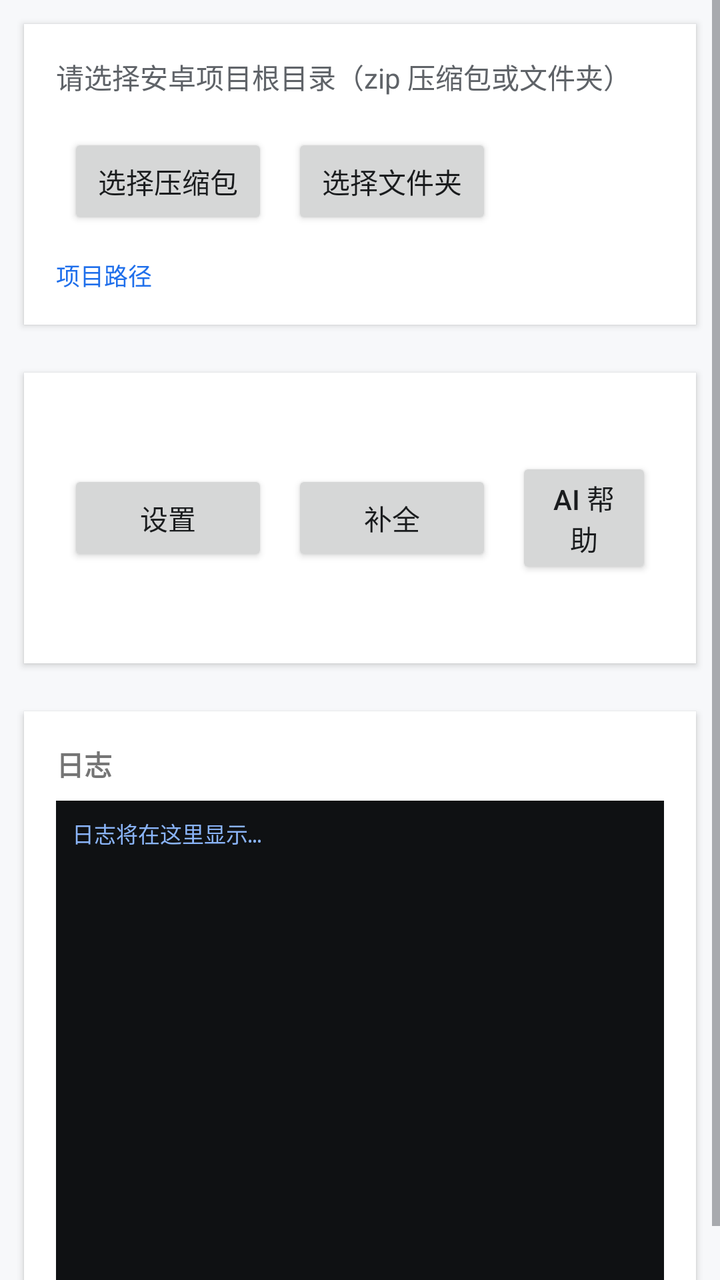
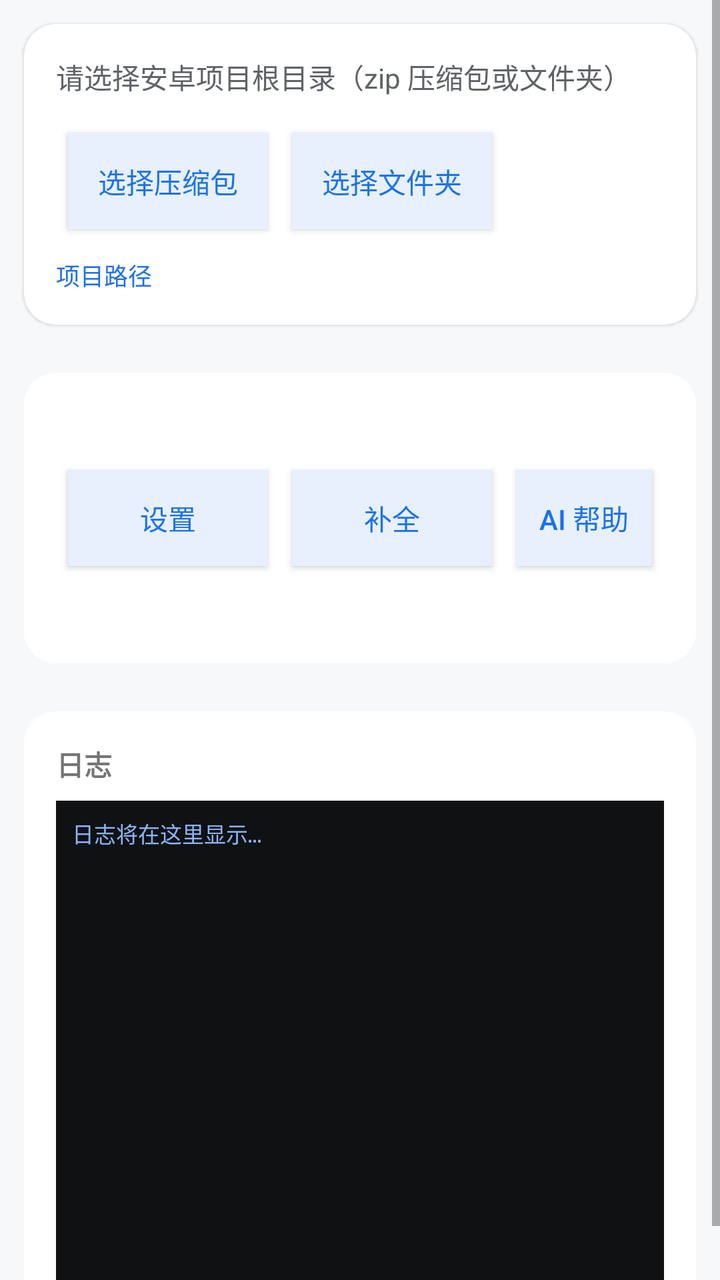

An Android layout rendered at two revisions. The XML below is the earlier revision; the diff shows what the commit changed to produce the second picture.
<!-- AndroidManifest.xml: application theme Theme.EOST -->
<!-- res/layout/pack_fragment.xml -->
<?xml version="1.0" encoding="utf-8"?>
<ScrollView xmlns:android="http://schemas.android.com/apk/res/android"
    android:layout_width="match_parent" android:layout_height="match_parent">
    <LinearLayout android:orientation="vertical"
        android:layout_width="match_parent" android:layout_height="wrap_content">

        <LinearLayout style="@style/Card" android:orientation="vertical">
            <TextView android:layout_width="wrap_content" android:layout_height="wrap_content"
                android:text="@string/upload_hint" android:textSize="14sp"
                android:textColor="@color/text_sub"/>
            <LinearLayout android:orientation="horizontal"
                android:layout_width="match_parent" android:layout_height="wrap_content"
                android:layout_marginTop="12dp">
                <Button android:id="@+id/btn_zip" style="@style/Btn"
                    android:text="@string/choose_zip"/>
                <Button android:id="@+id/btn_folder" style="@style/Btn"
                    android:text="@string/choose_folder"/>
            </LinearLayout>
            <TextView android:id="@+id/tv_path"
                android:layout_width="match_parent" android:layout_height="wrap_content"
                android:text="@string/project_path" android:textSize="12sp"
                android:textColor="@color/primary" android:layout_marginTop="8dp"
                android:fontFamily="monospace"/>
        </LinearLayout>

        <LinearLayout style="@style/Card" android:orientation="horizontal"
            android:gravity="center_vertical">
            <Button android:id="@+id/btn_pack_settings" style="@style/Btn"
                android:text="@string/btn_settings"/>
            <Button android:id="@+id/btn_fix" style="@style/Btn"
                android:text="@string/btn_fix"/>
            <Button android:id="@+id/btn_ai" style="@style/Btn"
                android:text="@string/btn_ai"/>
            <Button android:id="@+id/btn_pack" style="@style/Btn"
                android:text="@string/btn_pack"
                android:backgroundTint="@color/primary"
                android:textColor="#FFFFFF"/>
        </LinearLayout>

        <LinearLayout style="@style/Card" android:orientation="vertical">
            <TextView android:layout_width="wrap_content" android:layout_height="wrap_content"
                android:text="@string/logs" android:textSize="14sp"
                android:textStyle="bold"/>
            <ScrollView android:id="@+id/log_scroll"
                android:layout_width="match_parent" android:layout_height="240dp"
                android:layout_marginTop="8dp"
                android:background="#0F1113" android:padding="8dp">
                <TextView android:id="@+id/tv_log"
                    android:layout_width="match_parent" android:layout_height="wrap_content"
                    android:text="@string/log_empty" android:textSize="11sp"
                    android:textColor="#8AB4F8" android:fontFamily="monospace"/>
            </ScrollView>
        </LinearLayout>

    </LinearLayout>
</ScrollView>
<!-- resources referenced by this layout -->
<resources>
  <color name="primary">#1F6FEB</color>
  <color name="text_sub">#5F6368</color>
  <string name="btn_ai">AI 帮助</string>
  <string name="btn_fix">补全</string>
  <string name="btn_pack">开始打包</string>
  <string name="btn_settings">设置</string>
  <string name="choose_folder">选择文件夹</string>
  <string name="choose_zip">选择压缩包</string>
  <string name="log_empty">日志将在这里显示…</string>
  <string name="logs">日志</string>
  <string name="project_path">项目路径</string>
  <string name="upload_hint">请选择安卓项目根目录（zip 压缩包或文件夹）</string>
  <style name="Btn" parent="android:Widget.Material.Button">
          <item name="android:layout_width">wrap_content</item>
          <item name="android:layout_height">wrap_content</item>
          <item name="android:minWidth">100dp</item>
          <item name="android:layout_margin">6dp</item>
      </style>
  <style name="Card">
          <item name="android:layout_width">match_parent</item>
          <item name="android:layout_height">wrap_content</item>
          <item name="android:layout_margin">12dp</item>
          <item name="android:padding">16dp</item>
          <item name="android:background">#FFFFFFFF</item>
          <item name="android:elevation">2dp</item>
      </style>
  <style name="Theme.EOST" parent="android:Theme.Material.Light.NoActionBar">
          <item name="android:colorPrimary">#1F6FEB</item>
          <item name="android:colorPrimaryDark">#155AB8</item>
          <item name="android:colorAccent">#1F6FEB</item>
          <item name="android:windowBackground">#F7F8FA</item>
          <item name="android:textColorPrimary">#1A1C1E</item>
          <item name="android:textColorSecondary">#5F6368</item>
          <item name="android:navigationBarColor">#FFFFFF</item>
          <item name="android:statusBarColor">#1F6FEB</item>
      </style>
</resources>

<!-- the commit's change to res/layout/pack_fragment.xml (unified diff, before → after) -->
@@ -31,10 +31,8 @@
                 android:text="@string/btn_fix"/>
             <Button android:id="@+id/btn_ai" style="@style/Btn"
                 android:text="@string/btn_ai"/>
-            <Button android:id="@+id/btn_pack" style="@style/Btn"
-                android:text="@string/btn_pack"
-                android:backgroundTint="@color/primary"
-                android:textColor="#FFFFFF"/>
+            <Button android:id="@+id/btn_pack" style="@style/BtnPrimary"
+                android:text="@string/btn_pack"/>
         </LinearLayout>
 
         <LinearLayout style="@style/Card" android:orientation="vertical">
<!-- resource entries referenced after the edit -->
@@ -17,14 +17,26 @@
           <item name="android:layout_height">wrap_content</item>
           <item name="android:minWidth">100dp</item>
           <item name="android:layout_margin">6dp</item>
+          <item name="android:textColor">#FF1A73E8</item>
+          <item name="android:background">#FFE8F0FE</item>
+          <item name="android:padding">10dp</item>
+      </style>
+  <style name="BtnPrimary" parent="android:Widget.Material.Button">
+          <item name="android:layout_width">wrap_content</item>
+          <item name="android:layout_height">wrap_content</item>
+          <item name="android:minWidth">100dp</item>
+          <item name="android:layout_margin">6dp</item>
+          <item name="android:textColor">#FFFFFFFF</item>
+          <item name="android:background">@drawable/btn_primary_bg</item>
+          <item name="android:padding">10dp</item>
       </style>
   <style name="Card">
           <item name="android:layout_width">match_parent</item>
           <item name="android:layout_height">wrap_content</item>
           <item name="android:layout_margin">12dp</item>
           <item name="android:padding">16dp</item>
-          <item name="android:background">#FFFFFFFF</item>
-          <item name="android:elevation">2dp</item>
+          <item name="android:background">@drawable/card_bg</item>
+          <item name="android:elevation">1dp</item>
       </style>
   <style name="Theme.EOST" parent="android:Theme.Material.Light.NoActionBar">
           <item name="android:colorPrimary">#1F6FEB</item>
@@ -36,5 +48,19 @@
           <item name="android:navigationBarColor">#FFFFFF</item>
           <item name="android:statusBarColor">#1F6FEB</item>
       </style>
+  <!-- drawable btn_primary_bg (drawable) -->
+  <?xml version="1.0" encoding="utf-8"?>
+  <shape xmlns:android="http://schemas.android.com/apk/res/android"
+      android:shape="rectangle">
+      <solid android:color="#FF1F6FEB"/>
+      <corners android:radius="10dp"/>
+  </shape>
+  <!-- drawable card_bg (drawable) -->
+  <?xml version="1.0" encoding="utf-8"?>
+  <shape xmlns:android="http://schemas.android.com/apk/res/android"
+      android:shape="rectangle">
+      <solid android:color="#FFFFFFFF"/>
+      <corners android:radius="16dp"/>
+  </shape>
 </resources>
 
